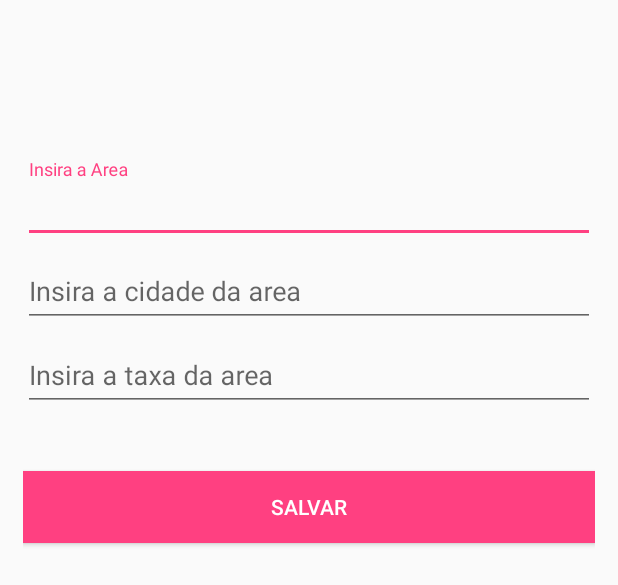
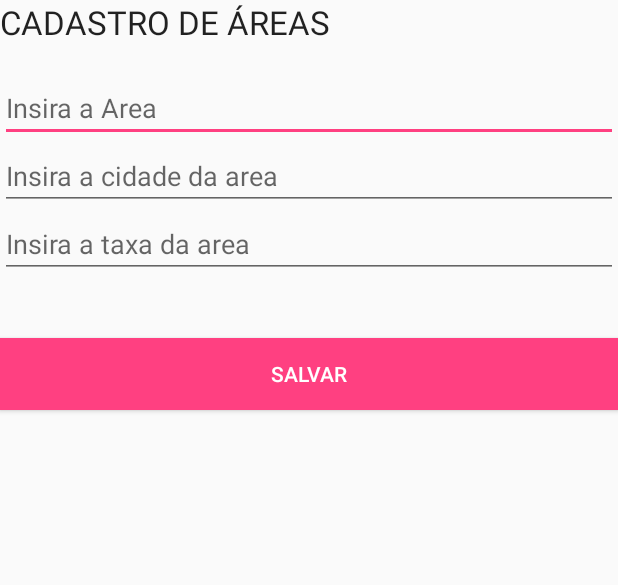
Before and after one commit to andersonassis/AdminEstabelecimento, an Android app: the layout imput_dialog_area.xml on its own in the app's theme, with its tools: preview values and no code run, on a phone screen of 412 x 824 dp. Shown: the top 585 px of the screen. Run offline under Robolectric (Android 15) with nearby library versions, the phone set to English and light mode, and no system bars.

Commit message:
ajuste no layout xml dos menus de inserção

```diff
--- a/app/src/main/res/layout/imput_dialog_area.xml
+++ b/app/src/main/res/layout/imput_dialog_area.xml
@@ -3,18 +3,19 @@
     android:orientation="vertical"
     android:layout_width="match_parent"
     android:layout_height="match_parent">
-    <LinearLayout
-        android:layout_width="match_parent"
-        android:layout_height="match_parent"
-        android:layout_marginTop="?attr/actionBarSize"
-        android:orientation="vertical"
-        android:paddingLeft="15dp"
-        android:paddingRight="15dp"
-        android:paddingTop="50dp">
-        <android.support.design.widget.TextInputLayout
-            android:id="@+id/nameLayout"
-            android:layout_width="match_parent"
-            android:layout_height="wrap_content">
+
+
+    <TextView
+        android:id="@+id/textView1"
+        android:layout_width="wrap_content"
+        android:layout_height="wrap_content"
+        android:layout_marginBottom="20dp"
+        android:text="@string/btn_cadastro_area2"
+        android:textAppearance="?android:attr/textAppearanceLarge" />
+
+
+
+
             <EditText
                 android:id="@+id/nomearea"
                 android:layout_width="match_parent"
@@ -22,11 +23,7 @@
                 android:hint= "@string/hintarea"
                 android:maxLines="1" />
 
-        </android.support.design.widget.TextInputLayout>
-        <android.support.design.widget.TextInputLayout
-            android:id="@+id/propLayout"
-            android:layout_width="match_parent"
-            android:layout_height="wrap_content">
+
             <EditText
                 android:id="@+id/cidade"
                 android:layout_width="match_parent"
@@ -34,10 +31,7 @@
                 android:maxLines="1"
                 android:hint= "@string/hintcidadearea" />
 
-            <android.support.design.widget.TextInputLayout
-                android:id="@+id/descLayout"
-                android:layout_width="match_parent"
-                android:layout_height="wrap_content">
+
                 <EditText
                     android:id="@+id/taxaarea"
                     android:layout_width="match_parent"
@@ -45,10 +39,8 @@
                     android:maxLines="1"
                     android:hint= "@string/hinttaxaarea" />
 
-            </android.support.design.widget.TextInputLayout>
-        </android.support.design.widget.TextInputLayout>
         <Button android:id="@+id/saveBtn"
-            android:layout_width="fill_parent"
+            android:layout_width="match_parent"
             android:layout_height="wrap_content"
             android:text="@string/btn_salvar_categoria"
             android:clickable="true"
@@ -56,4 +48,3 @@
             android:layout_marginTop="40dp"
             android:textColor="@android:color/white"/>
     </LinearLayout>
-</LinearLayout>
--- a/app/src/main/res/values/strings.xml
+++ b/app/src/main/res/values/strings.xml
@@ -6,7 +6,9 @@
     <string name="txtadmin">Administração</string>
 
     <string name="btn_cadastro_categoria">Cadastro de categorias e produtos</string>
+    <string name="btn_cadastro_categoria2">CADASTRO DE CATEGORIAS</string>
     <string name="btn_cadastro_area">Cadastro de Áreas</string>
+    <string name="btn_cadastro_area2">CADASTRO DE ÁREAS</string>
     <string name="btn_cadastro_produtos">Cadastro de produtos</string>
     <string name="listar_pedidos">Listar Pedidos</string>
 
```
Also changed, not shown: app/src/main/java/com/br/adminestabelecimento/holders/CategoryHolder.java (+7 -1 lines), app/src/main/res/layout/imput_dialog.xml (+21 -15 lines), app/src/main/res/layout/imput_dialog_produtos.xml (+7 -23 lines).
